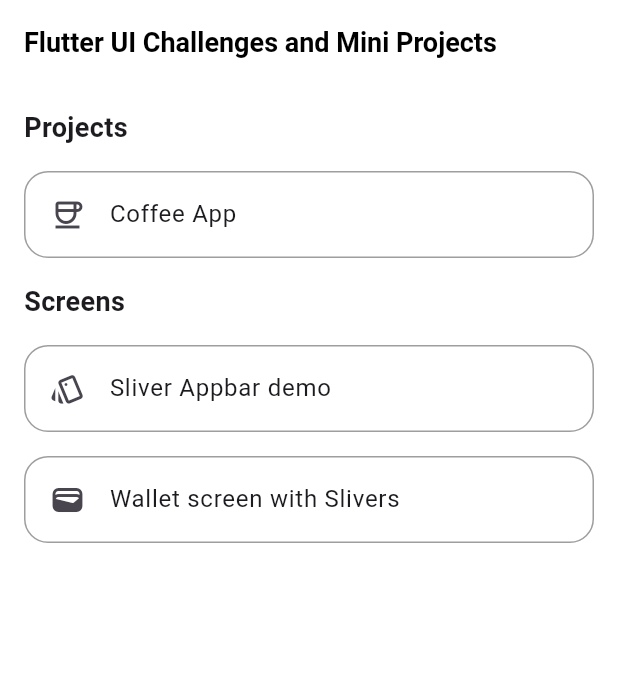
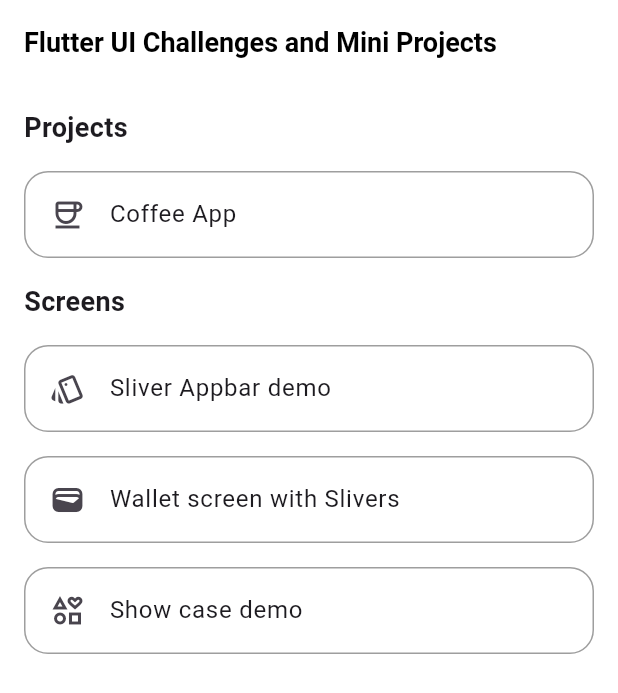
Before and after one commit to ales-dev-studio/flutter_ui_challenges, a Flutter app: the screen it shows after launch, on a phone screen of 412 x 824 dp. Shown: the top 693 px of the screen. Run offline on Flutter 3.47's test engine with Material 3 defaults, Android fonts, the phone set to English and light mode, and no system bars; our stand-ins replace animate_do, carousel_slider, fl_chart, flutter_svg, google_fonts, salomon_bottom_bar; Roboto replaces fonts that are missing (Almarai).

Commit message:
Add Show case demo screen

```diff
--- a/lib/screens/projects_list_screen.dart
+++ b/lib/screens/projects_list_screen.dart
@@ -1,4 +1,5 @@
 import 'package:flutter/material.dart';
+import 'package:flutter_ui_challenges/screens/show_case_demo_screen.dart';
 import 'package:flutter_ui_challenges/screens/sliver_app_bar_demo.dart';
 import 'package:flutter_ui_challenges/screens/wallet_screen.dart';
 
@@ -6,7 +7,6 @@ import '../projects/coffee_app/screens/splash_screen.dart';
 import '../utils/app_navigator.dart';
 import '../utils/dimens.dart';
 import '../widgets/bordered_container.dart';
-
 
 class ProjectsListScreen extends StatelessWidget {
   const ProjectsListScreen({super.key});
@@ -32,7 +32,6 @@ class ProjectsListScreen extends StatelessWidget {
               },
               icon: Icons.coffee_outlined,
             ),
-
             Text(
               'Screens',
               style: TextStyle(fontSize: 18, fontWeight: FontWeight.bold),
@@ -50,6 +49,13 @@ class ProjectsListScreen extends StatelessWidget {
                 appPush(context, WalletScreen());
               },
               icon: Icons.wallet,
+            ),
+            _ListTile(
+              title: 'Show case demo',
+              onTap: () {
+                appPush(context, ShowCaseDemoScreen());
+              },
+              icon: Icons.interests_outlined,
             ),
           ],
         ),
```
Also changed, not shown: lib/screens/show_case_demo_screen.dart (added, +14 -0 lines).
